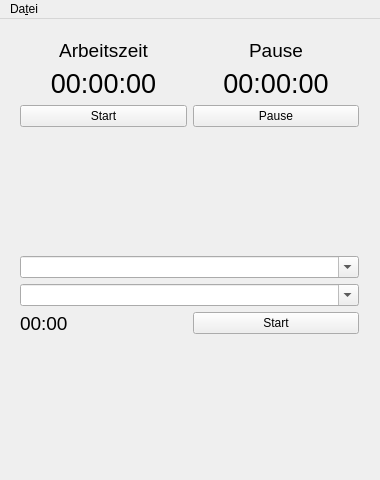
marcohartung/TimeLog, file mainwindow.ui: the form before one commit.
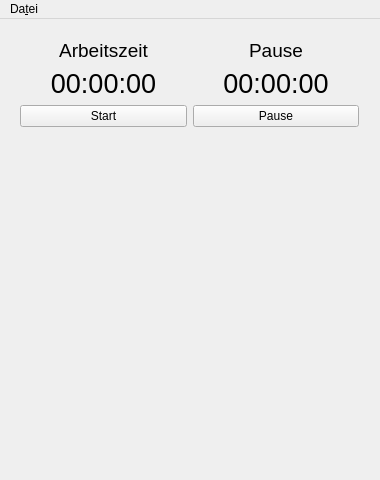
The form after the commit. Icons and pictures are not drawn.

Commit message: removed project time logging from main window

Patch:
```diff
--- a/mainwindow.ui
+++ b/mainwindow.ui
@@ -133,60 +133,6 @@
        </property>
       </spacer>
      </item>
-     <item>
-      <layout class="QVBoxLayout" name="vlProject">
-       <item>
-        <widget class="QComboBox" name="cbProjSel">
-         <property name="editable">
-          <bool>true</bool>
-         </property>
-        </widget>
-       </item>
-       <item>
-        <widget class="QComboBox" name="cbProjComment">
-         <property name="editable">
-          <bool>true</bool>
-         </property>
-        </widget>
-       </item>
-       <item>
-        <layout class="QHBoxLayout" name="hlProject1">
-         <item>
-          <widget class="QLabel" name="lProjTime">
-           <property name="font">
-            <font>
-             <pointsize>14</pointsize>
-            </font>
-           </property>
-           <property name="text">
-            <string>00:00</string>
-           </property>
-          </widget>
-         </item>
-         <item>
-          <widget class="QPushButton" name="pbProjStartStop">
-           <property name="text">
-            <string>Start</string>
-           </property>
-          </widget>
-         </item>
-        </layout>
-       </item>
-      </layout>
-     </item>
-     <item>
-      <spacer name="verticalSpacer">
-       <property name="orientation">
-        <enum>Qt::Vertical</enum>
-       </property>
-       <property name="sizeHint" stdset="0">
-        <size>
-         <width>20</width>
-         <height>40</height>
-        </size>
-       </property>
-      </spacer>
-     </item>
     </layout>
    </widget>
   </widget>
```
Left out of the diff: 2 changed lines with no effect on the pictures. The commit also changes 2 other files.
